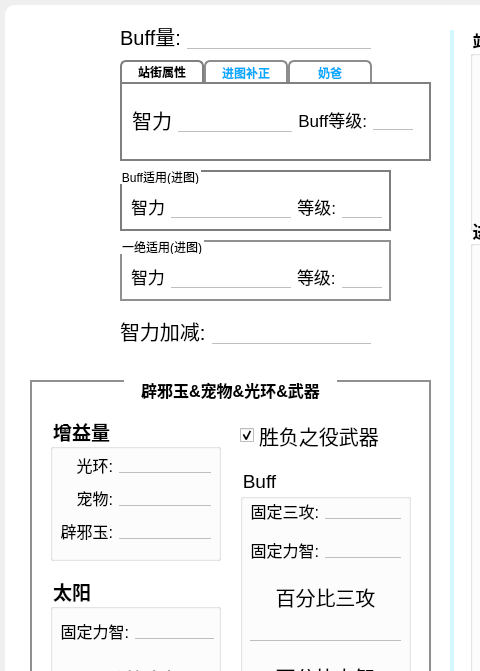
Old version of the form uncompiled/UI.ui in the repository Vixiu/count_buff; both pictures show x 0 to 480 and y 0 to 671 of the 1131 by 791 pixel window.
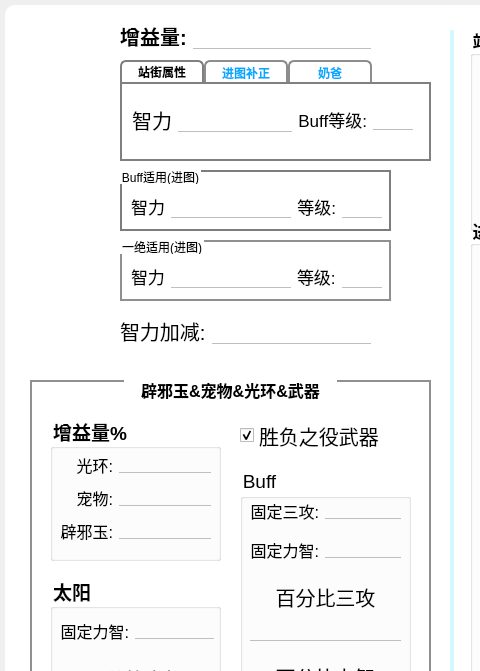
New version of the form. Icons and pictures are not drawn.

What changed in the file:
```diff
--- a/uncompiled/UI.ui
+++ b/uncompiled/UI.ui
@@ -358,10 +358,12 @@
         <font>
          <family>Arial</family>
          <pointsize>15</pointsize>
+         <weight>75</weight>
+         <bold>true</bold>
         </font>
        </property>
        <property name="text">
-        <string>Buff量:</string>
+        <string>增益量:</string>
        </property>
        <property name="alignment">
         <set>Qt::AlignCenter</set>
@@ -1114,7 +1116,7 @@
       </font>
      </property>
      <property name="title">
-      <string>增益量</string>
+      <string>增益量%</string>
      </property>
      <widget class="QWidget" name="layoutWidget">
       <property name="geometry">
```
Left out of the diff: 4 changed lines with no effect on the pictures.
